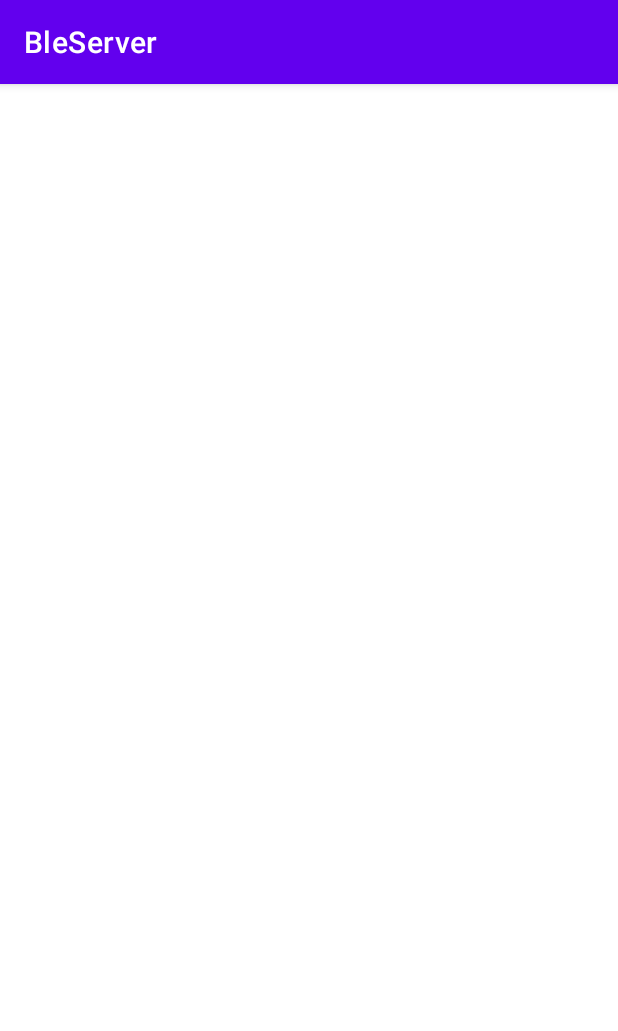
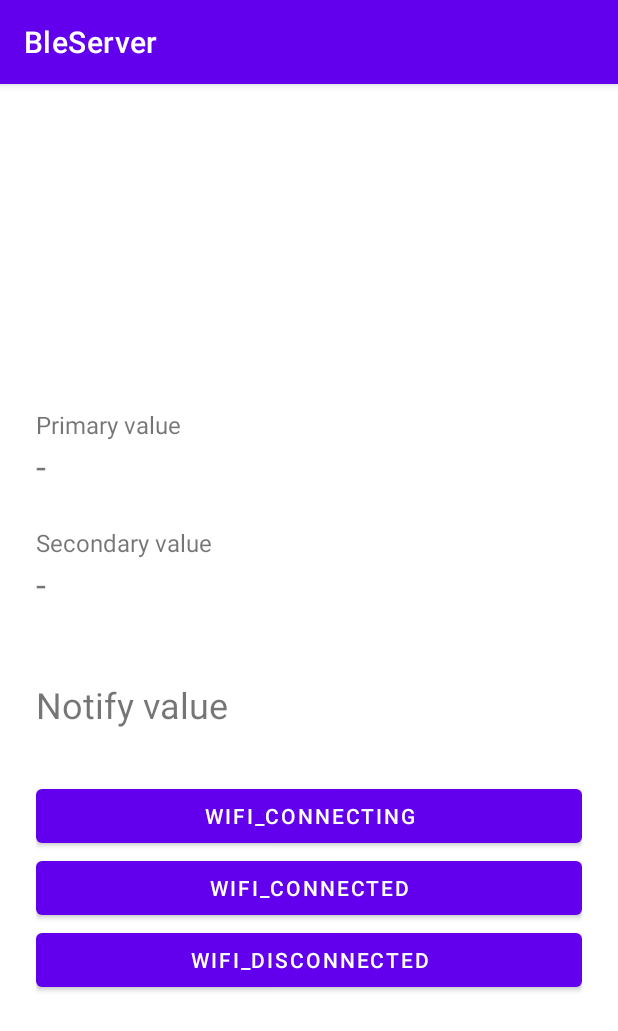
Before and after one commit to MrOnyszko/bluetooth-low-energy-server, an Android app: the screen it shows after launch (BleServerActivity), on a phone screen of 412 x 824 dp. Shown: the top 1031 px of the screen. Run offline under Robolectric (Android 15) with nearby library versions, the phone set to English and light mode, and no system bars.

Commit message:
add notifiable characteristics

```diff
--- a/app/src/main/java/pl/gratitude/blesever/BleServerActivity.kt
+++ b/app/src/main/java/pl/gratitude/blesever/BleServerActivity.kt
@@ -4,6 +4,7 @@ import android.bluetooth.*
 import android.content.Context
 import android.os.Bundle
 import android.util.Log
+import android.widget.Button
 import android.widget.TextView
 import androidx.appcompat.app.AppCompatActivity
 import java.nio.charset.StandardCharsets
@@ -12,6 +13,8 @@ import java.util.*
 class BleServerActivity : AppCompatActivity() {
 
   private val logTag: String = BleServerActivity::class.java.simpleName
+
+  private var notifiableText: String = ""
 
   private val gattServerCallback = object : BluetoothGattServerCallback() {
 
@@ -29,18 +32,15 @@ class BleServerActivity : AppCompatActivity() {
       characteristic: BluetoothGattCharacteristic
     ) {
       when {
-        BleServerProfile.PRIMARY_TEXT_VALUE == characteristic.uuid -> {
-          Log.i(logTag, "Read PRIMARY_TEXT_VALUE")
+        BleServerProfile.NOTIFIABLE_TEXT_VALUE == characteristic.uuid -> {
+          Log.i(logTag, "Read NOTIFIABLE_TEXT_VALUE")
           bleServer.sendResponse(
             device,
             requestId,
             BluetoothGatt.GATT_SUCCESS,
             0,
-            "some-value".toByteArray()
+            notifiableText.toByteArray(charset = Charsets.UTF_8),
           )
-        }
-        BleServerProfile.SECONDARY_TEXT_VALUE == characteristic.uuid -> {
-          Log.i(logTag, "Read SECONDARY_TEXT_VALUE")
         }
         else -> {
           Log.w(logTag, "Invalid Characteristic Read: " + characteristic.uuid)
@@ -143,6 +143,25 @@ class BleServerActivity : AppCompatActivity() {
       BleServerProfile.BLE_SERVICE,
       BleServerProfile.createService()
     )
+
+    listOf(
+      findViewById<Button>(R.id.firstNotifyValue),
+      findViewById<Button>(R.id.secondNotifyValue),
+      findViewById<Button>(R.id.thirdNotifyValue),
+    ).forEach { button ->
+      button.setOnClickListener {
+        notifiableText = button.text.toString()
+        if (bleServer.isServerStarted) {
+          bleServer.bluetoothGattServer
+            ?.getService(BleServerProfile.NOTIFIABLE_TEXT_VALUE)
+            ?.getCharacteristic(BleServerProfile.NOTIFIABLE_TEXT_VALUE)
+            ?.also { characteristic ->
+              characteristic.value = button.text.toString().toByteArray(charset = Charsets.UTF_8)
+              bleServer.notifyRegisteredDevices(characteristic)
+            }
+        }
+      }
+    }
   }
 
   override fun onDestroy() {
--- a/app/src/main/java/pl/gratitude/blesever/BleServerProfile.kt
+++ b/app/src/main/java/pl/gratitude/blesever/BleServerProfile.kt
@@ -1,8 +1,7 @@
 package pl.gratitude.blesever
 
 import android.bluetooth.BluetoothGattCharacteristic
-import android.bluetooth.BluetoothGattCharacteristic.PERMISSION_WRITE
-import android.bluetooth.BluetoothGattCharacteristic.PROPERTY_WRITE_NO_RESPONSE
+import android.bluetooth.BluetoothGattCharacteristic.*
 import android.bluetooth.BluetoothGattDescriptor
 import android.bluetooth.BluetoothGattService
 import java.util.*
@@ -10,9 +9,10 @@ import java.util.*
 object BleServerProfile {
 
   val BLE_SERVICE: UUID = UUID.fromString("55897760-9c83-11eb-a8b3-0242ac130003")
-  val PRIMARY_TEXT_VALUE: UUID = UUID.fromString("55897a08-9c83-11eb-a8b3-0242ac130003")
-  val SECONDARY_TEXT_VALUE: UUID = UUID.fromString("55897b02-9c83-11eb-a8b3-0242ac130003")
-  val CLIENT_CONFIG: UUID = UUID.fromString("55897c9c-9c83-11eb-a8b3-0242ac130003")
+  val PRIMARY_TEXT_VALUE: UUID = UUID.fromString("c9c94f04-a74d-11eb-bcbc-0242ac130002")
+  val SECONDARY_TEXT_VALUE: UUID = UUID.fromString("c9c95102-a74d-11eb-bcbc-0242ac130002")
+  val NOTIFIABLE_TEXT_VALUE: UUID = UUID.fromString("c9c951f2-a74d-11eb-bcbc-0242ac130002")
+  val CLIENT_CONFIG: UUID = UUID.fromString("394b1b77-c05b-4663-b20d-db4db09eb765")
 
   fun createService(): BluetoothGattService = BluetoothGattService(
     BLE_SERVICE,
@@ -35,6 +35,13 @@ object BleServerProfile {
         PERMISSION_WRITE
       ).apply { addDescriptor(configDescriptor) }
         .also { addCharacteristic(it) }
+
+      BluetoothGattCharacteristic(
+        NOTIFIABLE_TEXT_VALUE,
+        PROPERTY_READ or PROPERTY_NOTIFY,
+        PERMISSION_READ
+      ).apply { addDescriptor(configDescriptor) }
+        .also { addCharacteristic(it) }
     }
   }
 }
--- a/app/src/main/res/layout/content_ble_server.xml
+++ b/app/src/main/res/layout/content_ble_server.xml
@@ -1,7 +1,6 @@
 <?xml version="1.0" encoding="utf-8"?>
 <LinearLayout xmlns:android="http://schemas.android.com/apk/res/android"
     xmlns:app="http://schemas.android.com/apk/res-auto"
-    xmlns:tools="http://schemas.android.com/tools"
     android:layout_width="match_parent"
     android:layout_height="match_parent"
     android:layout_gravity="center"
@@ -9,14 +8,43 @@
     android:orientation="vertical"
     app:layout_behavior="@string/appbar_scrolling_view_behavior">
 
+    <LinearLayout
+        android:layout_width="match_parent"
+        android:layout_height="wrap_content"
+        android:layout_marginBottom="24dp"
+        android:orientation="vertical">
+
+        <TextView
+            android:layout_width="match_parent"
+            android:layout_height="wrap_content"
+            android:layout_marginStart="24dp"
+            android:layout_marginEnd="24dp"
+            android:text="@string/primaryTextHeader"
+            android:textSize="16sp" />
+
         <TextView
             android:id="@+id/primaryText"
             android:layout_width="match_parent"
             android:layout_height="wrap_content"
             android:layout_marginStart="24dp"
             android:layout_marginEnd="24dp"
-        android:textSize="24sp"
-        tools:text="primary" />
+            android:text="@string/placeholder"
+            android:textSize="24sp" />
+
+    </LinearLayout>
+
+    <LinearLayout
+        android:layout_width="match_parent"
+        android:layout_height="wrap_content"
+        android:orientation="vertical">
+
+        <TextView
+            android:layout_width="match_parent"
+            android:layout_height="wrap_content"
+            android:layout_marginStart="24dp"
+            android:layout_marginEnd="24dp"
+            android:text="@string/secondaryTextHeader"
+            android:textSize="16sp" />
 
         <TextView
             android:id="@+id/secondaryText"
@@ -24,7 +52,43 @@
             android:layout_height="wrap_content"
             android:layout_marginStart="24dp"
             android:layout_marginEnd="24dp"
-        android:textSize="24sp"
-        tools:text="secondary" />
+            android:text="@string/placeholder"
+            android:textSize="24sp" />
+    </LinearLayout>
 
+    <LinearLayout
+        android:layout_width="match_parent"
+        android:layout_height="wrap_content"
+        android:layout_gravity="center"
+        android:layout_marginStart="24dp"
+        android:layout_marginTop="48dp"
+        android:layout_marginEnd="24dp"
+        android:gravity="center"
+        android:orientation="vertical">
+
+        <TextView
+            android:layout_width="match_parent"
+            android:layout_height="wrap_content"
+            android:layout_marginBottom="34dp"
+            android:text="@string/notifyHeader"
+            android:textSize="24sp" />
+
+        <Button
+            android:id="@+id/firstNotifyValue"
+            android:layout_width="match_parent"
+            android:layout_height="wrap_content"
+            android:text="@string/firstNotifyValue" />
+
+        <Button
+            android:id="@+id/secondNotifyValue"
+            android:layout_width="match_parent"
+            android:layout_height="wrap_content"
+            android:text="@string/secondNotifyValue" />
+
+        <Button
+            android:id="@+id/thirdNotifyValue"
+            android:layout_width="match_parent"
+            android:layout_height="wrap_content"
+            android:text="@string/thirdNotifyValue" />
     </LinearLayout>
+</LinearLayout>
--- a/app/src/main/res/values/strings.xml
+++ b/app/src/main/res/values/strings.xml
@@ -1,12 +1,10 @@
 <resources>
     <string name="app_name">BleServer</string>
-    <string name="action_settings">Settings</string>
-    <!-- Strings used for fragments for navigation -->
-    <string name="first_fragment_label">First Fragment</string>
-    <string name="second_fragment_label">Second Fragment</string>
-    <string name="next">Next</string>
-    <string name="previous">Previous</string>
-
-    <string name="hello_first_fragment">Hello first fragment</string>
-    <string name="hello_second_fragment">Hello second fragment. Arg: %1$s</string>
+    <string name="primaryTextHeader">Primary value</string>
+    <string name="secondaryTextHeader">Secondary value</string>
+    <string name="notifyHeader">Notify value</string>
+    <string name="firstNotifyValue">WIFI_CONNECTING</string>
+    <string name="secondNotifyValue">WIFI_CONNECTED</string>
+    <string name="thirdNotifyValue">WIFI_DISCONNECTED</string>
+    <string name="placeholder">-</string>
 </resources>
```
Lines whose indentation alone changed are shown as unchanged.
